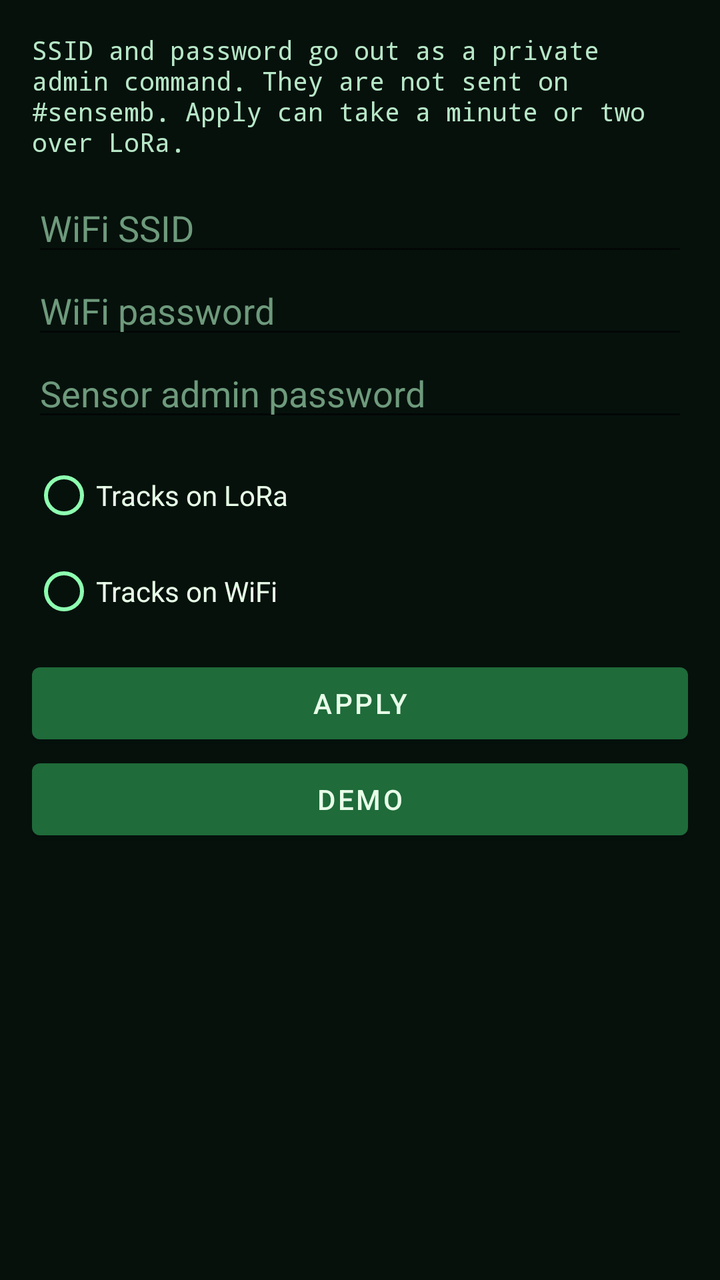
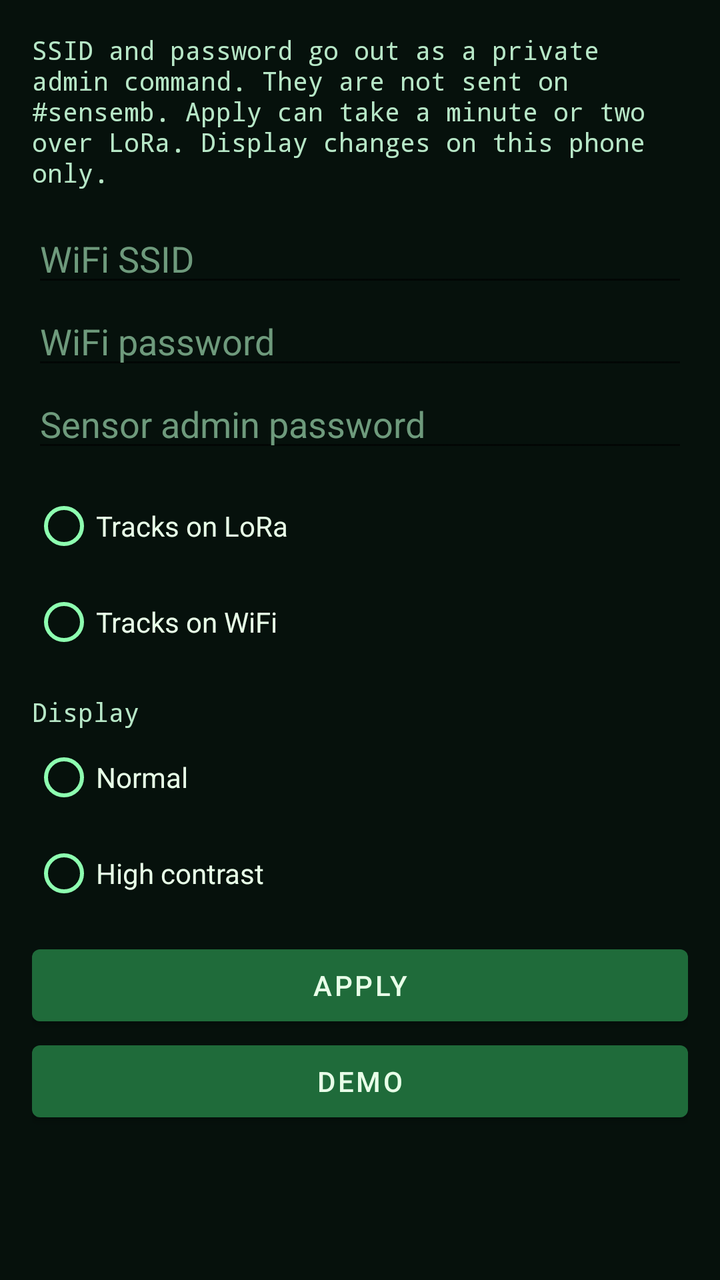

The first picture is an Android layout as it rendered before a commit; the second is the same layout after the commit. The layout source and the unified diff follow.
<!-- AndroidManifest.xml: application theme Theme.H4Motion -->
<!-- res/layout/dialog_config.xml -->
<?xml version="1.0" encoding="utf-8"?>
<ScrollView xmlns:android="http://schemas.android.com/apk/res/android"
    android:layout_width="match_parent"
    android:layout_height="wrap_content"
    android:background="#06110C">

    <LinearLayout
        android:layout_width="match_parent"
        android:layout_height="wrap_content"
        android:orientation="vertical"
        android:padding="16dp">

        <TextView
            android:layout_width="match_parent"
            android:layout_height="wrap_content"
            android:fontFamily="monospace"
            android:text="SSID and password go out as a private admin command. They are not sent on #sensemb. Apply can take a minute or two over LoRa."
            android:textColor="#B7E7C7"
            android:textSize="13sp" />

        <EditText
            android:id="@+id/ssid"
            android:layout_width="match_parent"
            android:layout_height="wrap_content"
            android:layout_marginTop="12dp"
            android:hint="WiFi SSID"
            android:importantForAutofill="no"
            android:inputType="text"
            android:textColor="#E8FFE8"
            android:textColorHint="#6E9A7C" />

        <EditText
            android:id="@+id/wifiPass"
            android:layout_width="match_parent"
            android:layout_height="wrap_content"
            android:hint="WiFi password"
            android:importantForAutofill="no"
            android:inputType="textPassword"
            android:textColor="#E8FFE8"
            android:textColorHint="#6E9A7C" />

        <EditText
            android:id="@+id/adminPass"
            android:layout_width="match_parent"
            android:layout_height="wrap_content"
            android:hint="Sensor admin password"
            android:importantForAutofill="no"
            android:inputType="textPassword"
            android:textColor="#E8FFE8"
            android:textColorHint="#6E9A7C" />

        <RadioGroup
            android:id="@+id/linkMode"
            android:layout_width="match_parent"
            android:layout_height="wrap_content"
            android:layout_marginTop="8dp">

            <RadioButton
                android:id="@+id/modeLora"
                android:layout_width="match_parent"
                android:layout_height="wrap_content"
                android:buttonTint="#8DFFB0"
                android:text="Tracks on LoRa"
                android:textColor="#E8FFE8" />

            <RadioButton
                android:id="@+id/modeWifi"
                android:layout_width="match_parent"
                android:layout_height="wrap_content"
                android:buttonTint="#8DFFB0"
                android:text="Tracks on WiFi"
                android:textColor="#E8FFE8" />
        </RadioGroup>

        <Button
            android:id="@+id/btnApply"
            android:layout_width="match_parent"
            android:layout_height="wrap_content"
            android:layout_marginTop="8dp"
            android:text="Apply" />

        <Button
            android:id="@+id/btnDemoRow"
            android:layout_width="match_parent"
            android:layout_height="wrap_content"
            android:text="Demo" />
    </LinearLayout>
</ScrollView>
<!-- resources referenced by this layout -->
<resources>
  <style name="Theme.H4Motion" parent="Theme.MaterialComponents.DayNight.NoActionBar">
          <item name="android:statusBarColor">#06110C</item>
          <item name="android:navigationBarColor">#06110C</item>
          <item name="android:windowBackground">#06110C</item>
          <item name="colorPrimary">#1F6B3A</item>
          <item name="colorOnPrimary">#E8FFE8</item>
      </style>
</resources>

<!-- the commit's change to res/layout/dialog_config.xml (unified diff, before → after) -->
@@ -1,5 +1,6 @@
 <?xml version="1.0" encoding="utf-8"?>
 <ScrollView xmlns:android="http://schemas.android.com/apk/res/android"
+    android:id="@+id/configRoot"
     android:layout_width="match_parent"
     android:layout_height="wrap_content"
     android:background="#06110C">
@@ -11,10 +12,11 @@
         android:padding="16dp">
 
         <TextView
+            android:id="@+id/configNote"
             android:layout_width="match_parent"
             android:layout_height="wrap_content"
             android:fontFamily="monospace"
-            android:text="SSID and password go out as a private admin command. They are not sent on #sensemb. Apply can take a minute or two over LoRa."
+            android:text="SSID and password go out as a private admin command. They are not sent on #sensemb. Apply can take a minute or two over LoRa. Display changes on this phone only."
             android:textColor="#B7E7C7"
             android:textSize="13sp" />
 
@@ -72,6 +74,38 @@
                 android:textColor="#E8FFE8" />
         </RadioGroup>
 
+        <TextView
+            android:id="@+id/displayLabel"
+            android:layout_width="match_parent"
+            android:layout_height="wrap_content"
+            android:layout_marginTop="12dp"
+            android:fontFamily="monospace"
+            android:text="Display"
+            android:textColor="#B7E7C7"
+            android:textSize="13sp" />
+
+        <RadioGroup
+            android:id="@+id/contrastMode"
+            android:layout_width="match_parent"
+            android:layout_height="wrap_content">
+
+            <RadioButton
+                android:id="@+id/contrastNormal"
+                android:layout_width="match_parent"
+                android:layout_height="wrap_content"
+                android:buttonTint="#8DFFB0"
+                android:text="Normal"
+                android:textColor="#E8FFE8" />
+
+            <RadioButton
+                android:id="@+id/contrastHigh"
+                android:layout_width="match_parent"
+                android:layout_height="wrap_content"
+                android:buttonTint="#8DFFB0"
+                android:text="High contrast"
+                android:textColor="#E8FFE8" />
+        </RadioGroup>
+
         <Button
             android:id="@+id/btnApply"
             android:layout_width="match_parent"
